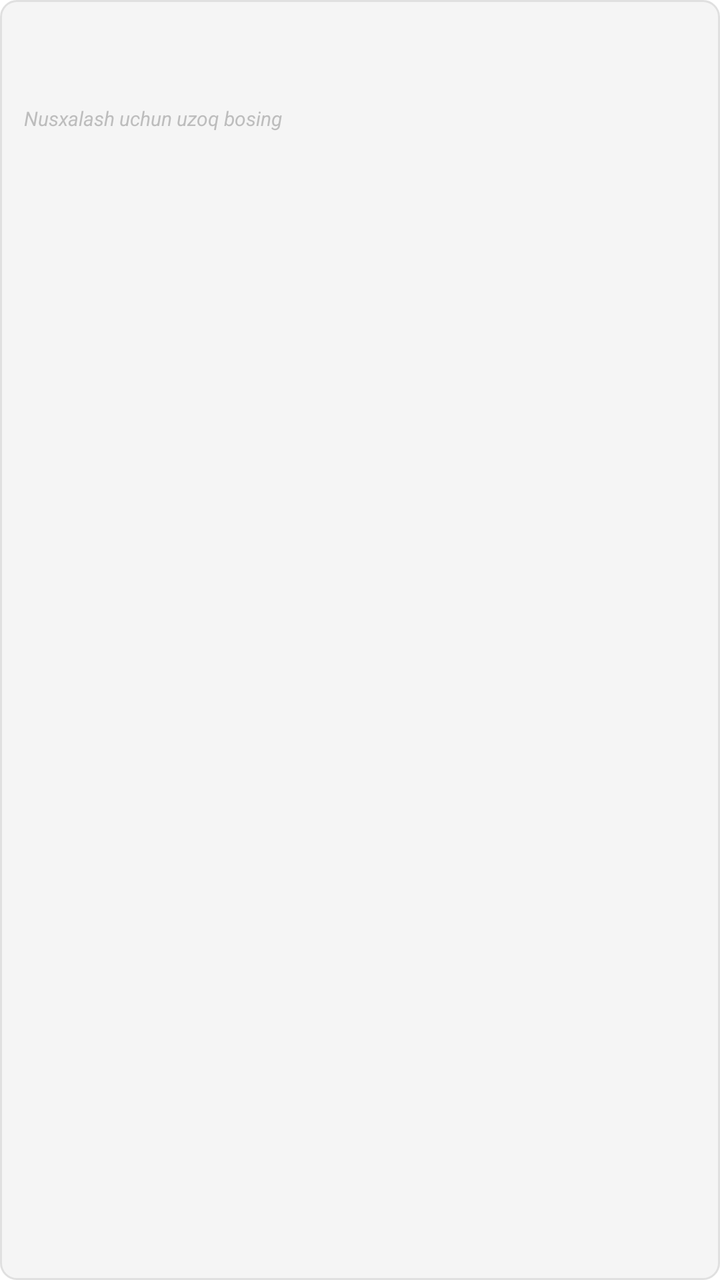
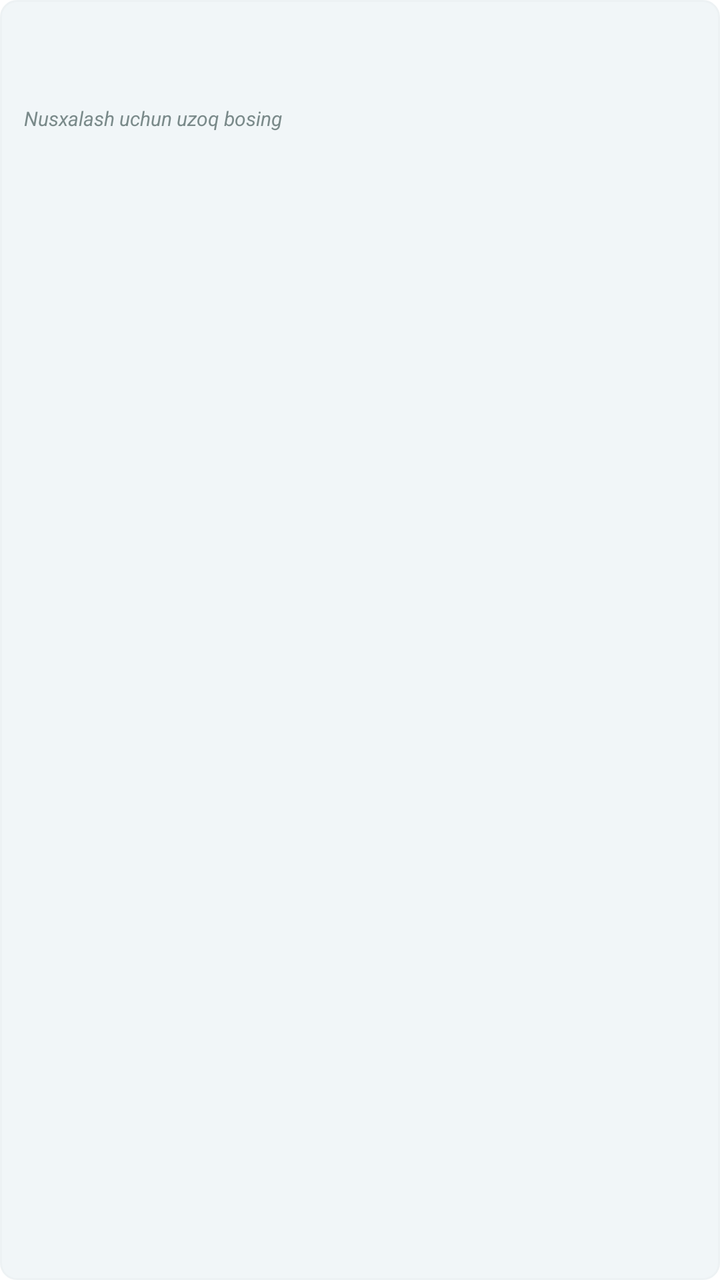

An Android layout rendered at two revisions. The XML below is the earlier revision; the diff shows what the commit changed to produce the second picture.
<!-- AndroidManifest.xml: fallback theme Theme.MaterialComponents.DayNight.NoActionBar -->
<!-- res/layout/eimzo_blocked_info_card.xml -->
<?xml version="1.0" encoding="utf-8"?>
<LinearLayout
    xmlns:android="http://schemas.android.com/apk/res/android"
    android:layout_width="match_parent"
    android:layout_height="wrap_content"
    android:orientation="vertical"
    android:padding="12dp"
    android:background="@drawable/eimzo_blocked_info_bg"
    android:clickable="true"
    android:focusable="true">

    <TextView
        android:id="@+id/tvCardTitle"
        android:layout_width="match_parent"
        android:layout_height="wrap_content"
        android:textColor="#757575"
        android:textSize="11sp"
        android:textStyle="bold"
        android:letterSpacing="0.05" />

    <TextView
        android:id="@+id/tvCardValue"
        android:layout_width="match_parent"
        android:layout_height="wrap_content"
        android:layout_marginTop="4dp"
        android:textColor="#212121"
        android:textSize="13sp" />

    <TextView
        android:layout_width="wrap_content"
        android:layout_height="wrap_content"
        android:layout_marginTop="4dp"
        android:text="Nusxalash uchun uzoq bosing"
        android:textColor="#BDBDBD"
        android:textSize="10sp"
        android:textStyle="italic" />
</LinearLayout>
<!-- resources referenced by this layout -->
<resources>
  <!-- drawable eimzo_blocked_info_bg (drawable) -->
  <?xml version="1.0" encoding="utf-8"?>
  <shape xmlns:android="http://schemas.android.com/apk/res/android"
      android:shape="rectangle">
      <solid android:color="#F5F5F5" />
      <stroke android:width="1dp" android:color="#E0E0E0" />
      <corners android:radius="8dp" />
  </shape>
</resources>

<!-- the commit's change to res/layout/eimzo_blocked_info_card.xml (unified diff, before → after) -->
@@ -13,7 +13,7 @@
         android:id="@+id/tvCardTitle"
         android:layout_width="match_parent"
         android:layout_height="wrap_content"
-        android:textColor="#757575"
+        android:textColor="@color/eimzo_ui_text_muted"
         android:textSize="11sp"
         android:textStyle="bold"
         android:letterSpacing="0.05" />
@@ -23,7 +23,7 @@
         android:layout_width="match_parent"
         android:layout_height="wrap_content"
         android:layout_marginTop="4dp"
-        android:textColor="#212121"
+        android:textColor="@color/eimzo_ui_text"
         android:textSize="13sp" />
 
     <TextView
@@ -31,7 +31,7 @@
         android:layout_height="wrap_content"
         android:layout_marginTop="4dp"
         android:text="Nusxalash uchun uzoq bosing"
-        android:textColor="#BDBDBD"
+        android:textColor="@color/eimzo_ui_text_hint"
         android:textSize="10sp"
         android:textStyle="italic" />
 </LinearLayout>
<!-- resource entries referenced after the edit -->
@@ -1,12 +1,17 @@
 <!-- resources referenced by this layout -->
 <resources>
+  <color name="eimzo_ui_text">#16302F</color>
+  <color name="eimzo_ui_text_hint">#7A8A8A</color>
+  <color name="eimzo_ui_text_muted">#5B7176</color>
   <!-- drawable eimzo_blocked_info_bg (drawable) -->
   <?xml version="1.0" encoding="utf-8"?>
   <shape xmlns:android="http://schemas.android.com/apk/res/android"
       android:shape="rectangle">
-      <solid android:color="#F5F5F5" />
-      <stroke android:width="1dp" android:color="#E0E0E0" />
+      <solid android:color="@color/eimzo_ui_well" />
+      <stroke android:width="1dp" android:color="@color/eimzo_ui_divider" />
       <corners android:radius="8dp" />
   </shape>
+  <color name="eimzo_ui_well">#F1F6F8</color>
+  <color name="eimzo_ui_divider">#EDF2F4</color>
 </resources>
 
